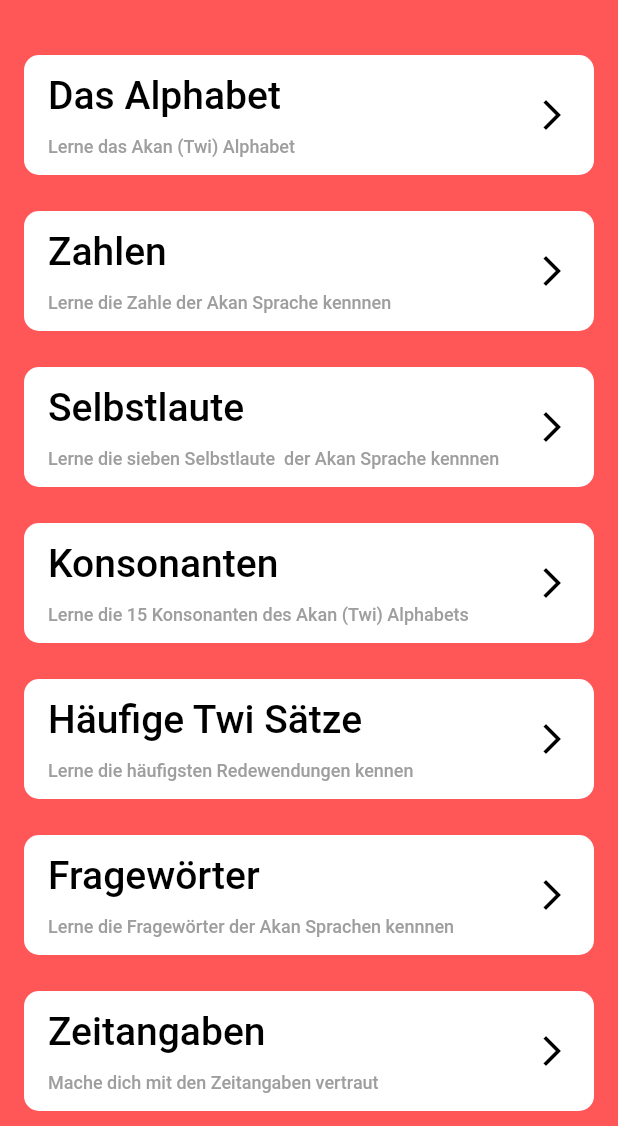
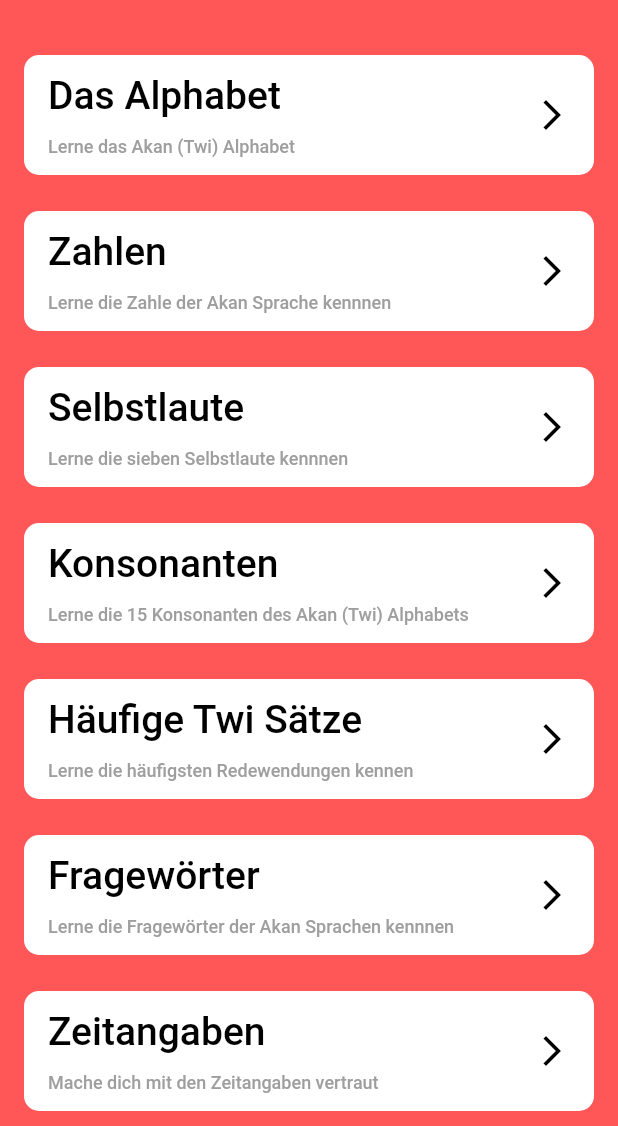
Before and after one commit to BeffJezos/sankofa, a Flutter app: the screen it shows after launch, after a tap on "Twi", on a phone screen of 412 x 824 dp, the part 110-1236 px from its top. Run offline on Flutter 3.47's test engine with Material 2 defaults, Android fonts, the phone set to English and light mode, and no system bars; our stand-ins replace audioplayers, splashscreen.

Commit message:
Fünftes Update

```diff
--- a/lib/auswahlscreen.dart
+++ b/lib/auswahlscreen.dart
@@ -46,8 +46,7 @@ class _AuswahlState extends State<Auswahl> {
                   child: Padding(
                     padding: const EdgeInsets.fromLTRB(24.0, 48.0, 24.0, 48.0),
                     child: Text('Welche Sprache möchtest du lernen?',
-                        textAlign: TextAlign.center,
-                        style: kAuswahlStyle),
+                        textAlign: TextAlign.center, style: kAuswahlStyle),
                   ),
                 ),
               ),
@@ -90,14 +89,13 @@ class _AuswahlState extends State<Auswahl> {
                                 shape: BoxShape.rectangle,
                                 image: new DecorationImage(
                                   image: new AssetImage(
-                                      'assets/images/Swahili.jpeg'),
+                                      'assets/images/Lingala.jpeg'),
                                   fit: BoxFit.fill,
                                 ),
                               ),
                             ),
                             AuswahlOptions(
-                                onPressed: () {},
-                                functionality: 'Swahili'),
+                                onPressed: () {}, functionality: 'Swahili'),
                           ],
                         ),
                       ),
@@ -110,15 +108,14 @@ class _AuswahlState extends State<Auswahl> {
                               decoration: BoxDecoration(
                                 shape: BoxShape.rectangle,
                                 image: new DecorationImage(
-                                  image:
-                                      new AssetImage('assets/images/Lingala.jpeg'),
+                                  image: new AssetImage(
+                                      'assets/images/Swahili.jpeg'),
                                   fit: BoxFit.fill,
                                 ),
                               ),
                             ),
                             AuswahlOptions(
-                                onPressed: () {},
-                                functionality: 'Lingala'),
+                                onPressed: () {}, functionality: 'Lingala'),
                           ],
                         ),
                       ),
--- a/lib/home_screen.dart
+++ b/lib/home_screen.dart
@@ -89,7 +89,7 @@ class _HomescreenState extends State<HomeScreen> {
                       padding: const EdgeInsets.all(12.0),
                       child: HomeScreenOptions(
                         functionality: 'Selbstlaute',
-                        description: 'Lerne die sieben Selbstlaute  der Akan Sprache kennnen',
+                        description: 'Lerne die sieben Selbstlaute kennnen',
                         onPressed: () {
                           Navigator.pushNamed(context, Selbstlaute.id);
                         },
--- a/lib/quizscreens/quizhome.dart
+++ b/lib/quizscreens/quizhome.dart
@@ -28,14 +28,14 @@ class _QuizHomeState extends State<QuizHome> {
     "Ein Quiz über die Farben der Sprache Twi.",
     "Ein Quiz über die Zahlen der Sprache Twi.",
     "Ein Quiz über die Lebensmittel der Sprache Twi.",
-    "Ein Quiz über die Wochentage und Namen der Sprache Twi.",
+    "Ein Quiz über die Wochentage der Sprache Twi.",
     "Ein Quiz über die Konsonanten der Sprache Twi.",
     "Ein Quiz über die Selbstlaute der Sprache Twi.",
     "Ein Quiz über häufige Twi Sätze.",
-    "Ein Quiz über die Fragenwörter udn Richtungsangaben der Sprache Twi.",
+    "Ein Quiz über die Fragenwörter und Richtungsangaben der Sprache Twi.",
     "Ein Quiz über die Zeitangaben der Sprache Twi.",
     "Ein Quiz über die Tiere der Sprache Twi.",
-    "Ein Quiz über alle in der App behandelten Themen der Sprache Twi. Gye ani! ",
+    "Ein Quiz über alle in der App behandelten Themen der Sprache Twi. Viel Glück!",
   ];
 
   Widget customcard(String langname, String image, String des) {
@@ -85,6 +85,7 @@ class _QuizHomeState extends State<QuizHome> {
                 Center(
                   child: Text(
                     langname,
+                    textAlign: TextAlign.start,
                     style: TextStyle(
                       fontSize: 20.0,
                       color: Colors.white,
```
